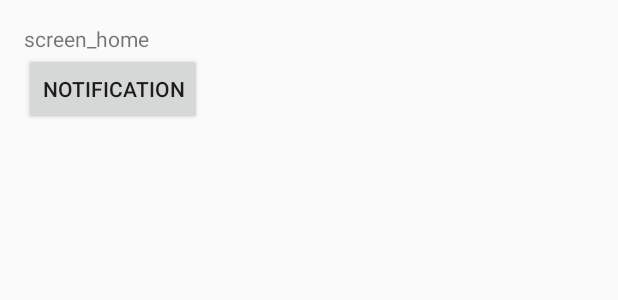
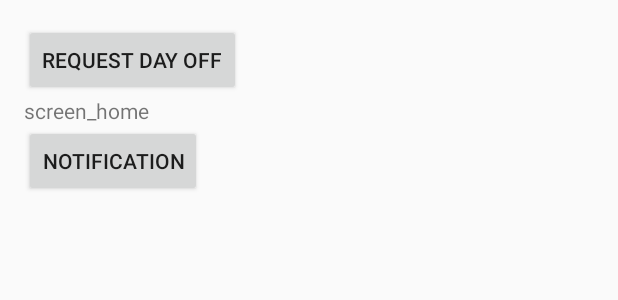
Before and after one commit to ailtonmachador/Android-Project-3029396, an Android app built with Jetpack Compose: the layout activity_main.xml on its own in the app's theme, with its tools: preview values and no code run, on a phone screen of 412 x 824 dp. Shown: the top 300 px of the screen. Run offline under Robolectric (Android 15) with nearby library versions, the phone set to English and light mode, and no system bars.

Commit message:
fixing conflits

```diff
--- a/app/src/main/AndroidManifest.xml
+++ b/app/src/main/AndroidManifest.xml
@@ -12,6 +12,9 @@
         android:supportsRtl="true"
         android:theme="@style/Theme.User5"
         tools:targetApi="31">
+        <activity
+            android:name=".RequestActivity"
+            android:exported="false" />
         <activity
             android:name=".MessagesActivity"
             android:exported="false" />
--- a/app/src/main/res/layout/activity_main.xml
+++ b/app/src/main/res/layout/activity_main.xml
@@ -11,11 +11,11 @@
 <!--        android:layout_height="wrap_content"-->
 <!--        android:hint="Name" />-->
 
-<!--    <Button-->
-<!--        android:id="@+id/addButton"-->
-<!--        android:layout_width="wrap_content"-->
-<!--        android:layout_height="wrap_content"-->
-<!--        android:text="Add User" />-->
+    <Button
+        android:id="@+id/request_day_offBt"
+        android:layout_width="wrap_content"
+        android:layout_height="wrap_content"
+        android:text="@string/request_day_off" />
 
 <!-- textview added just for tests -->
     <TextView
--- a/app/src/main/res/values/strings.xml
+++ b/app/src/main/res/values/strings.xml
@@ -1,3 +1,4 @@
 <resources>
     <string name="app_name">user5</string>
+    <string name="request_day_off">request day off</string>
 </resources>
```
Also changed, not shown: app/src/main/java/com/griffith/user5/MainActivity.kt (+8 -8 lines), app/src/main/java/com/griffith/user5/RequestActivity.kt (added, +16 -0 lines), app/src/main/res/layout/activity_request.xml (added, +10 -0 lines).
